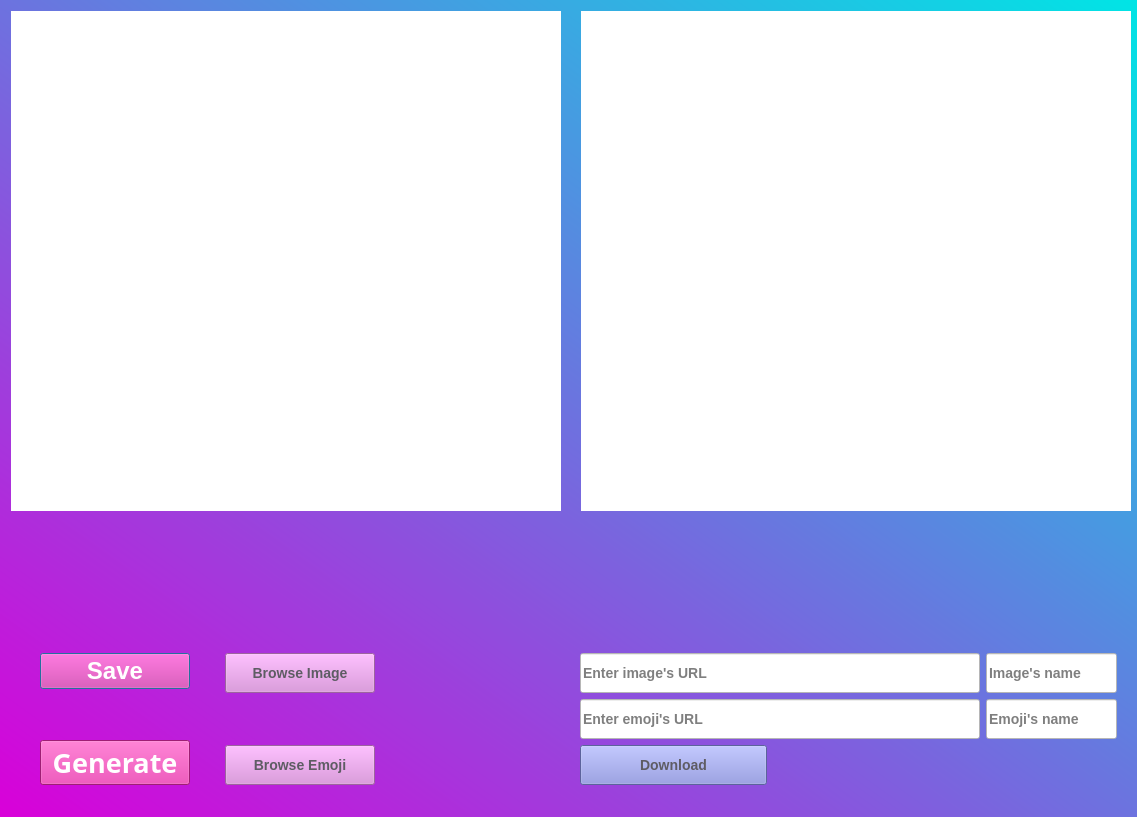
Qt form ui/window.ui (SamvelMakaryan/EmojiArtGenerator2) before a commit.
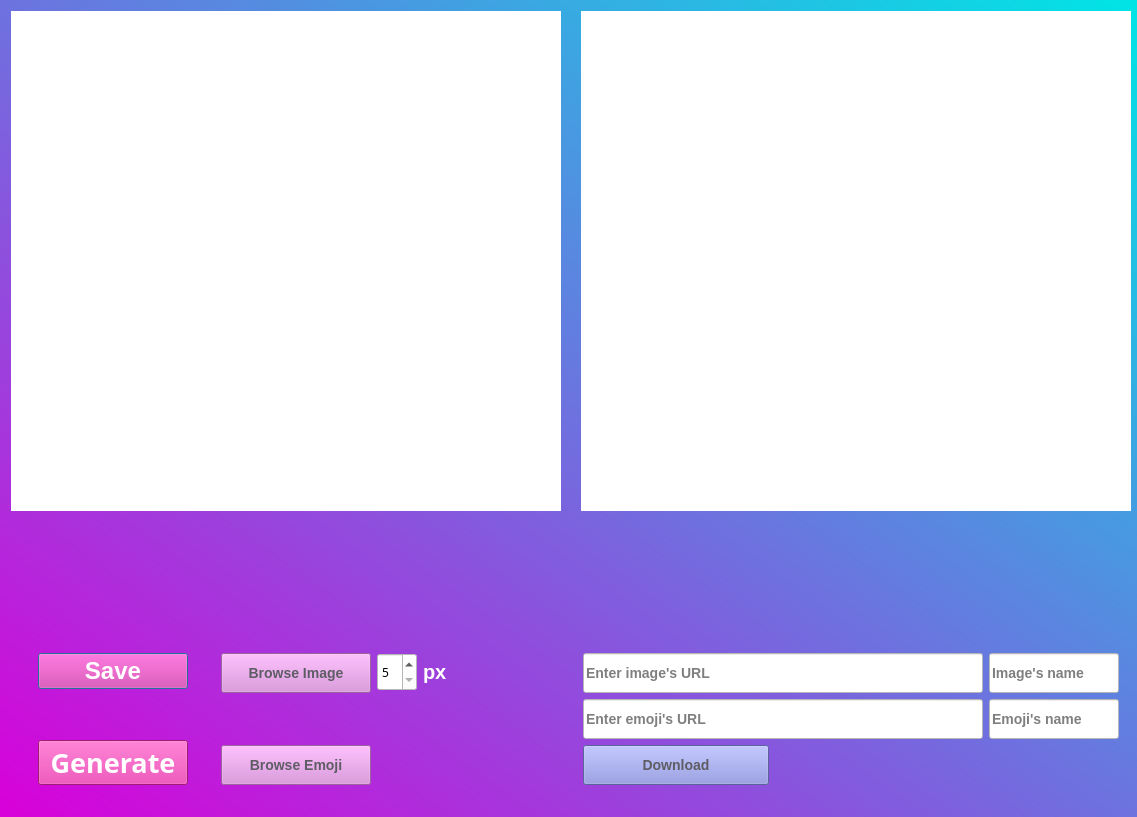
The same form after that commit.

Commit message: adding pixel size option

What changed in the file:
```diff
--- a/ui/window.ui
+++ b/ui/window.ui
@@ -301,22 +301,78 @@
       </layout>
      </item>
      <item>
-      <spacer name="horizontalSpacer_2">
-       <property name="orientation">
-        <enum>Qt::Horizontal</enum>
-       </property>
-       <property name="sizeHint" stdset="0">
-        <size>
-         <width>40</width>
-         <height>20</height>
-        </size>
-       </property>
-      </spacer>
+      <layout class="QVBoxLayout" name="verticalLayout_3">
+       <item>
+        <layout class="QHBoxLayout" name="horizontalLayout_4">
+         <item>
+          <widget class="QSpinBox" name="pixel_size">
+           <property name="minimumSize">
+            <size>
+             <width>40</width>
+             <height>38</height>
+            </size>
+           </property>
+           <property name="maximumSize">
+            <size>
+             <width>40</width>
+             <height>38</height>
+            </size>
+           </property>
+           <property name="font">
+            <font>
+             <family>Umpush</family>
+            </font>
+           </property>
+           <property name="styleSheet">
+            <string notr="true">background-color:white;
+</string>
+           </property>
+           <property name="readOnly">
+            <bool>false</bool>
+           </property>
+           <property name="minimum">
+            <number>5</number>
+           </property>
+           <property name="maximum">
+            <number>25</number>
+           </property>
+          </widget>
+         </item>
+         <item>
+          <widget class="QLabel" name="label">
+           <property name="styleSheet">
+            <string notr="true">background-color: rgba(0, 0, 0, 0);  
+opacity: 0.5;  
+color: white;
+font-size:20px;
+</string>
+           </property>
+           <property name="text">
+            <string>px</string>
+           </property>
+          </widget>
+         </item>
+        </layout>
+       </item>
+       <item>
+        <spacer name="verticalSpacer_5">
+         <property name="orientation">
+          <enum>Qt::Vertical</enum>
+         </property>
+         <property name="sizeHint" stdset="0">
+          <size>
+           <width>20</width>
+           <height>40</height>
+          </size>
+         </property>
+        </spacer>
+       </item>
+      </layout>
      </item>
      <item>
       <layout class="QVBoxLayout" name="verticalLayout_6">
        <property name="leftMargin">
-        <number>170</number>
+        <number>130</number>
        </property>
        <property name="bottomMargin">
         <number>21</number>
```
Left out of the diff: 12 changed lines with no effect on the pictures. The commit also changes 10 other files.
